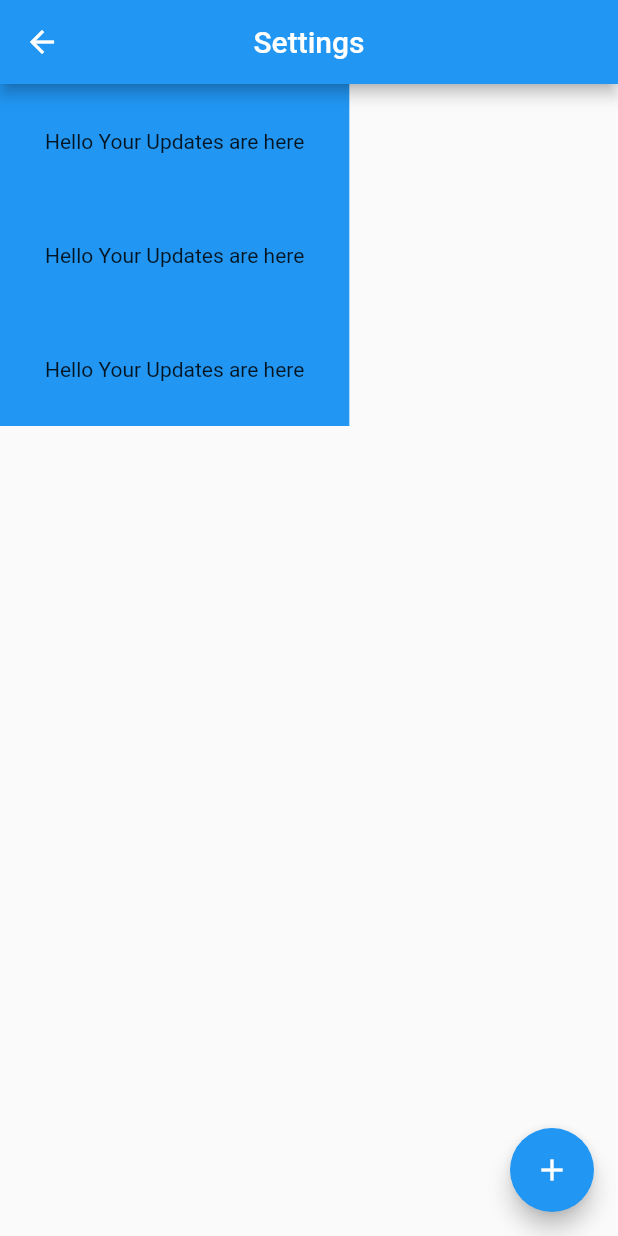
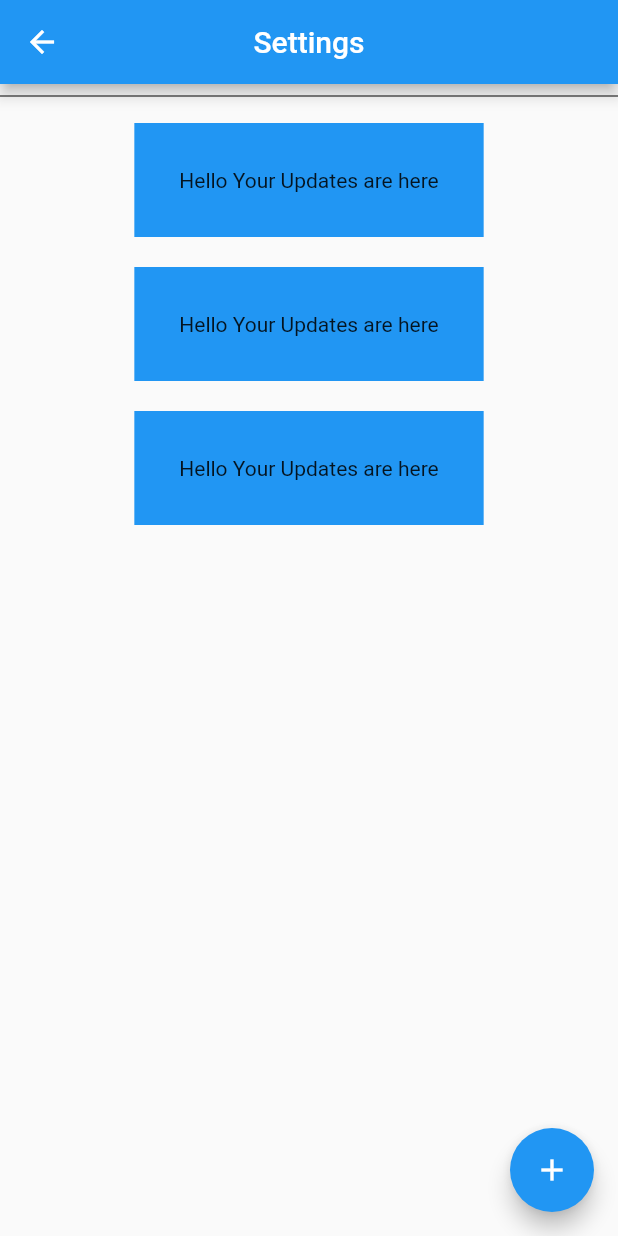
Before and after one commit to Coffee58511867/Flutter, a Flutter app: the Testing screen opened by its route, on a phone screen of 412 x 824 dp. Run offline on Flutter 3.47's test engine with Material 2 defaults, Android fonts, the phone set to English and light mode, and no system bars.

```diff
--- a/lib/testing.dart
+++ b/lib/testing.dart
@@ -13,18 +13,24 @@ class Testing extends StatelessWidget {
       ),
       body: Column(
         children: <Widget>[
+          const Divider(
+            color: Colors.black,
+          ),
           Container(
             padding: const EdgeInsets.all(30.0),
+            margin: const EdgeInsets.all(10.0),
             color: Colors.blue,
             child: const Text("Hello Your Updates are here"),
           ),
           Container(
             padding: const EdgeInsets.all(30.0),
+            margin: const EdgeInsets.all(10.0),
             color: Colors.blue,
             child: const Text("Hello Your Updates are here"),
           ),
           Container(
             padding: const EdgeInsets.all(30.0),
+            margin: const EdgeInsets.all(10.0),
             color: Colors.blue,
             child: const Text("Hello Your Updates are here"),
           ),
```
